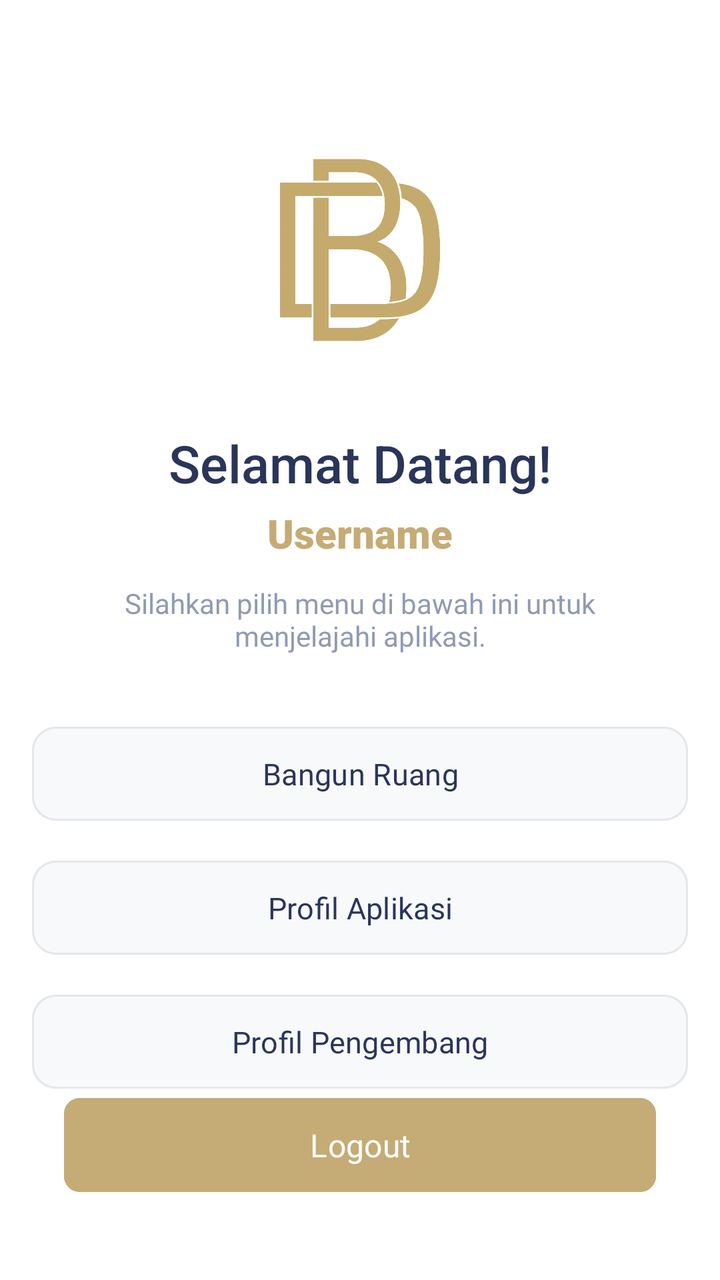
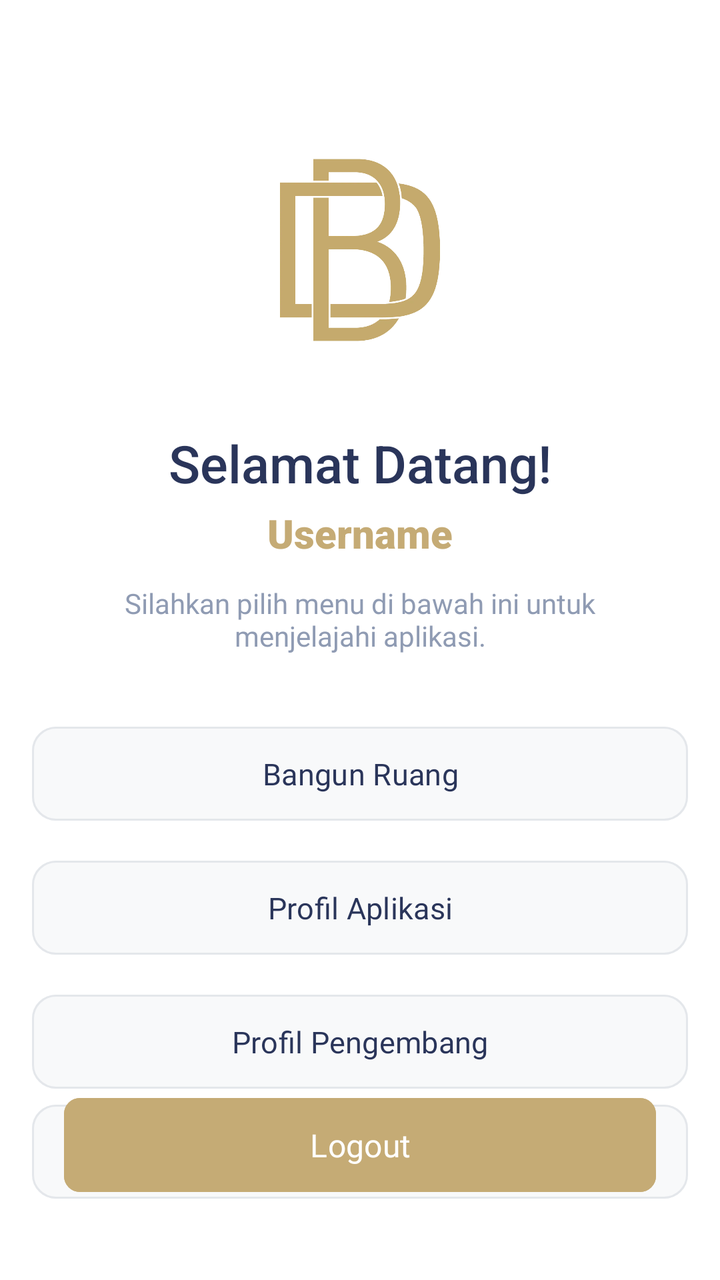

Compare the two renders of this Android layout. The source of the first and the diff that turns it into the second are given below.
<!-- AndroidManifest.xml: application theme Theme.Mersya_queen -->
<!-- res/layout/activity_welcome.xml -->
<?xml version="1.0" encoding="utf-8"?>
<androidx.constraintlayout.widget.ConstraintLayout xmlns:android="http://schemas.android.com/apk/res/android"
    xmlns:app="http://schemas.android.com/apk/res-auto"
    xmlns:tools="http://schemas.android.com/tools"
    android:id="@+id/main"
    android:layout_width="match_parent"
    android:layout_height="match_parent"
    android:background="#FFFFFF"
    tools:context=".tugas3.WelcomeActivity">

    <ImageView
        android:id="@+id/imageViewLogo"
        android:layout_width="180dp"
        android:layout_height="130dp"
        android:layout_marginTop="60dp"
        android:src="@drawable/logo"
        app:layout_constraintEnd_toEndOf="parent"
        app:layout_constraintStart_toStartOf="parent"
        app:layout_constraintTop_toTopOf="parent" />

    <TextView
        android:id="@+id/tvWelcomeHeader"
        android:layout_width="wrap_content"
        android:layout_height="wrap_content"
        android:layout_marginTop="24dp"
        android:fontFamily="sans-serif-medium"
        android:text="Selamat Datang!"
        android:textColor="#2A355A"
        android:textSize="26sp"
        app:layout_constraintEnd_toEndOf="parent"
        app:layout_constraintStart_toStartOf="parent"
        app:layout_constraintTop_toBottomOf="@+id/imageViewLogo" />

    <TextView
        android:id="@+id/tvNamaUser"
        android:layout_width="wrap_content"
        android:layout_height="wrap_content"
        android:layout_marginTop="4dp"
        android:fontFamily="sans-serif-black"
        android:text="Username"
        android:textColor="#C5AB75"
        android:textSize="20sp"
        android:textStyle="bold"
        app:layout_constraintEnd_toEndOf="parent"
        app:layout_constraintStart_toStartOf="parent"
        app:layout_constraintTop_toBottomOf="@+id/tvWelcomeHeader" />

    <TextView
        android:id="@+id/tvDescription"
        android:layout_width="0dp"
        android:layout_height="wrap_content"
        android:layout_marginHorizontal="40dp"
        android:layout_marginTop="12dp"
        android:gravity="center"
        android:fontFamily="@font/poppins"
        android:text="Silahkan pilih menu di bawah ini untuk menjelajahi aplikasi."
        android:textColor="#8F9BB3"
        android:textSize="14sp"
        app:layout_constraintEnd_toEndOf="parent"
        app:layout_constraintStart_toStartOf="parent"
        app:layout_constraintTop_toBottomOf="@+id/tvNamaUser" />

    <LinearLayout
        android:id="@+id/layoutMenu"
        android:layout_width="match_parent"
        android:layout_height="wrap_content"
        android:layout_marginTop="32dp"
        android:layout_marginHorizontal="16dp"
        android:gravity="center"
        android:orientation="vertical"
        app:layout_constraintTop_toBottomOf="@+id/tvDescription">

        <Button
            android:id="@+id/btnBangunRuang"
            android:layout_width="match_parent"
            android:layout_height="55dp"
            android:layout_marginBottom="12dp"
            android:backgroundTint="#F8F9FA"
            android:fontFamily="@font/poppins"
            android:text="Bangun Ruang"
            android:textAllCaps="false"
            android:textColor="#2A355A"
            android:textSize="15sp"
            app:cornerRadius="12dp"
            app:strokeColor="#E4E7EB"
            app:strokeWidth="1dp" />

        <Button
            android:id="@+id/btnProfilAplikasi"
            android:layout_width="match_parent"
            android:layout_height="55dp"
            android:layout_marginBottom="12dp"
            android:backgroundTint="#F8F9FA"
            android:fontFamily="@font/poppins"
            android:text="Profil Aplikasi"
            android:textAllCaps="false"
            android:textColor="#2A355A"
            android:textSize="15sp"
            app:cornerRadius="12dp"
            app:strokeColor="#E4E7EB"
            app:strokeWidth="1dp" />

        <Button
            android:id="@+id/btnProfilPengembang"
            android:layout_width="match_parent"
            android:layout_height="55dp"
            android:backgroundTint="#F8F9FA"
            android:text="Profil Pengembang"
            android:fontFamily="@font/poppins"
            android:textAllCaps="false"
            android:textColor="#2A355A"
            android:textSize="15sp"
            app:cornerRadius="12dp"
            app:strokeColor="#E4E7EB"
            app:strokeWidth="1dp" />

    </LinearLayout>

    <Button
        android:id="@+id/btnLogout"
        android:layout_width="0dp"
        android:layout_height="55dp"
        android:layout_marginHorizontal="32dp"
        android:layout_marginBottom="40dp"
        android:backgroundTint="#C5AB75"
        android:fontFamily="@font/poppins"
        android:text="Logout"
        android:textAllCaps="false"
        android:textColor="#FFFFFF"
        android:textSize="16sp"
        app:cornerRadius="8dp"
        app:layout_constraintBottom_toBottomOf="parent"
        app:layout_constraintEnd_toEndOf="parent"
        app:layout_constraintStart_toStartOf="parent" />

</androidx.constraintlayout.widget.ConstraintLayout>
<!-- resources referenced by this layout -->
<resources>
  <!-- drawable logo: png bitmap (drawable, 72031 bytes) -->
  <style name="Theme.Mersya_queen" parent="Base.Theme.Mersya_queen" />
  <style name="Base.Theme.Mersya_queen" parent="Theme.Material3.DayNight.NoActionBar">
          
          
      </style>
</resources>

<!-- the commit's change to res/layout/activity_welcome.xml (unified diff, before → after) -->
@@ -114,6 +114,20 @@
             app:strokeColor="#E4E7EB"
             app:strokeWidth="1dp" />
 
+        <Button
+            android:id="@+id/btnWebView"
+            android:layout_width="match_parent"
+            android:layout_height="55dp"
+            android:backgroundTint="#F8F9FA"
+            android:text="Bina Desa Produk Hukum"
+            android:fontFamily="@font/poppins"
+            android:textAllCaps="false"
+            android:textColor="#2A355A"
+            android:textSize="15sp"
+            app:cornerRadius="12dp"
+            app:strokeColor="#E4E7EB"
+            app:strokeWidth="1dp" />
+
     </LinearLayout>
 
     <Button
